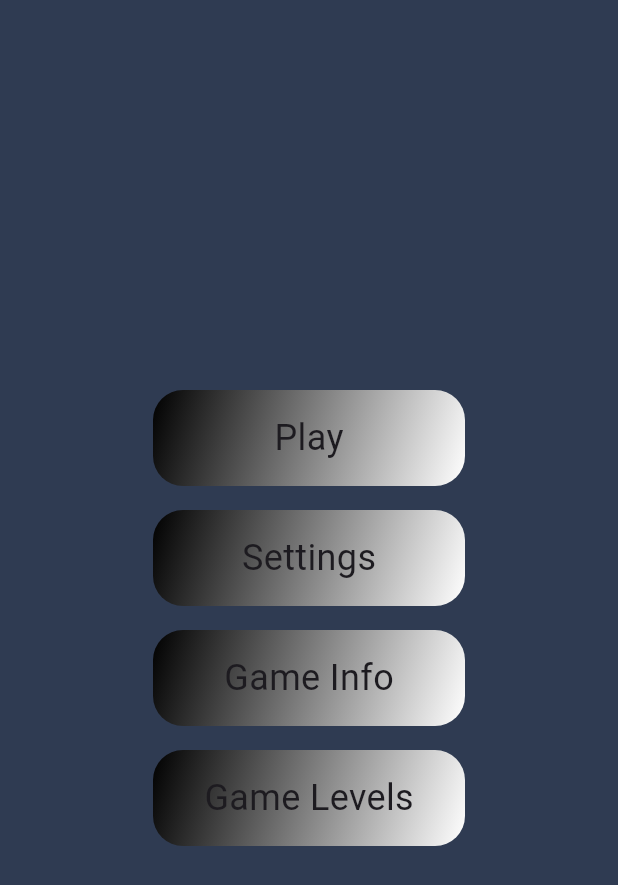
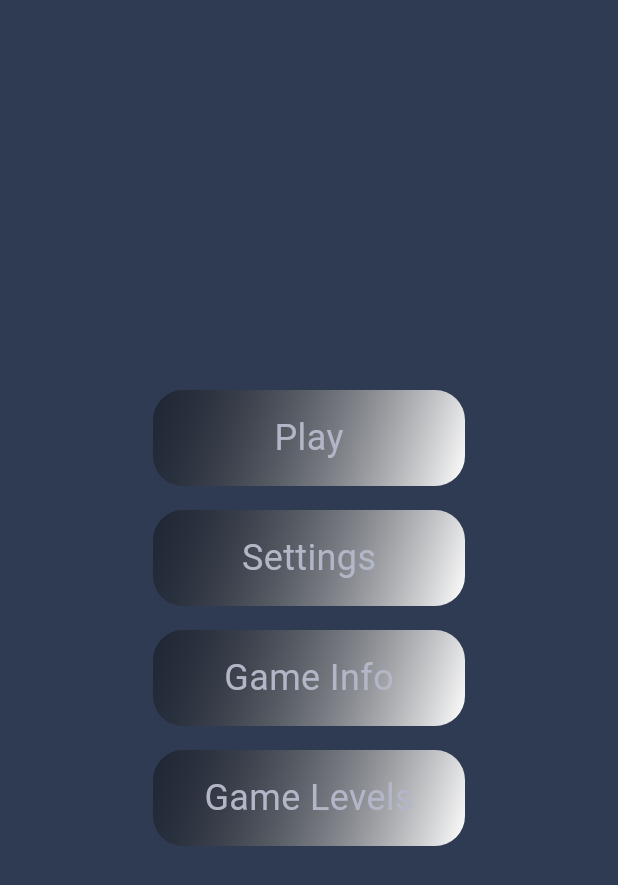
Before and after one commit to hngx-org/team-rainbow_troops-breakout-revival, a Flutter app: the MenuView screen opened directly, on a phone screen of 412 x 824 dp. Shown: the top 885 px of the screen. Run offline on Flutter 3.47's test engine with Material 2 defaults, Android fonts, the phone set to English and light mode, and no system bars; our stand-ins replace google_fonts; missing offline and left inert: flame, flame_audio, flame_forge2d.

Commit message:
feat: change the colors and add opacity

```diff
--- a/lib/utils/widgets/menu_button.dart
+++ b/lib/utils/widgets/menu_button.dart
@@ -15,16 +15,17 @@ class MenuButton extends StatelessWidget {
         height: 64,
         decoration: BoxDecoration(
           borderRadius: BorderRadius.circular(20),
-          gradient: const LinearGradient(
+          gradient: LinearGradient(
             begin: Alignment.topLeft,
             end: Alignment.bottomRight,
-            colors: [Colors.black, Colors.white],
+            colors: [Colors.black.withOpacity(0.35), Colors.white],
           ),
         ),
         child: Center(
           child: Text(
             viewModel.title,
             style: const TextStyle(
+              color: Color(0xFFB2B6C6),
               fontSize: 24,
               fontWeight: FontWeight.w400,
             ),
```
